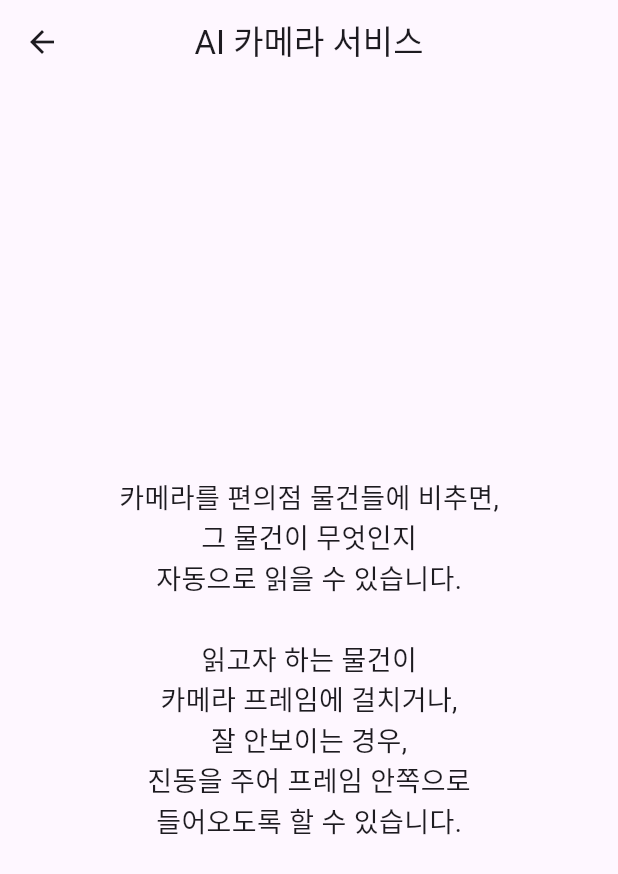
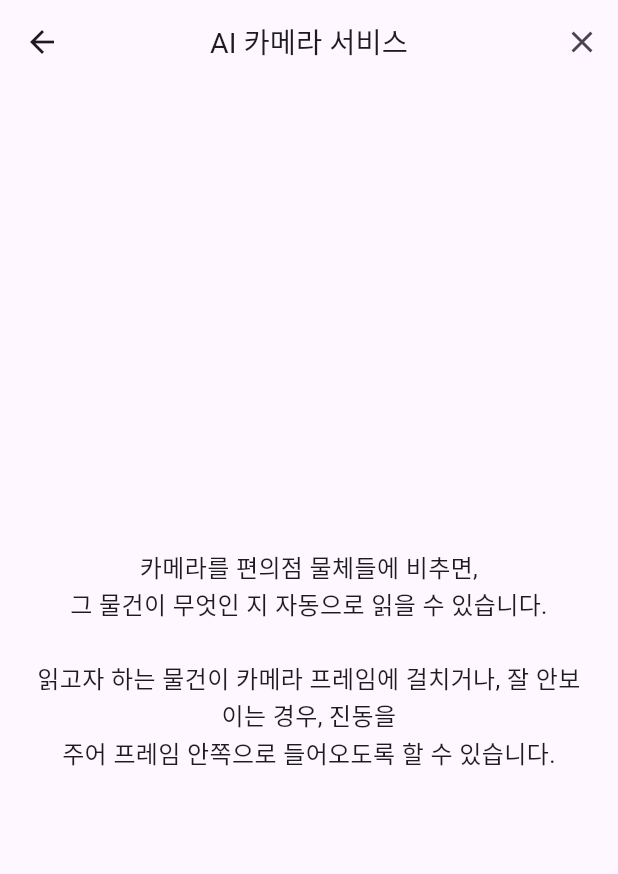
Before and after one commit to lyuhw1023/EyeForYouapp_FrontEnd, a Flutter app: the ExplainMain screen opened directly, on a phone screen of 412 x 824 dp. Shown: the top 874 px of the screen. Run offline on Flutter 3.47's test engine with Material 3 defaults, Android fonts, the phone set to English and light mode, and no system bars; our stand-ins replace camera.

Commit message:
explain_main 페이지 수정

```diff
--- a/lib/explain_main.dart
+++ b/lib/explain_main.dart
@@ -3,51 +3,44 @@ import 'package:flutter/material.dart';
 class ExplainMain extends StatelessWidget{
   const ExplainMain({Key? key}) : super(key: key);
 
+  // 기본 텍스트 스타일
+  TextSpan normalText(String text) {
+    return TextSpan(text: text);
+  }
+
   @override
   Widget build(BuildContext context){
     return Scaffold(
       appBar: AppBar(
-        title: Text('AI 카메라 서비스'),
+        title: Text('AI 카메라 서비스',
+          style: TextStyle(
+            fontSize: 19,
+          ),
+        ),
         centerTitle: true,
+        actions: <Widget>[
+          IconButton(
+            icon: Icon(Icons.close),
+            onPressed: () => Navigator.of(context).pop(),
+          ),
+        ],
       ),
       body: Center(
-          child: Column(
-            mainAxisAlignment: MainAxisAlignment.center,
-            children: <Widget>[
-              Text(
-                '카메라를 편의점 물건들에 비추면,',
-                style: TextStyle(fontSize: 18),
+        child: Padding(
+          padding: const EdgeInsets.all(20.0), // 적절한 여백 설정
+          child: Container(
+            alignment: Alignment.center,
+            child: Text(
+              '카메라를 편의점 물체들에 비추면, \n그 물건이 무엇인 지 자동으로 읽을 수 있습니다.\n\n'
+                  '읽고자 하는 물건이 카메라 프레임에 걸치거나, 잘 안보이는 경우, 진동을 \n주어 프레임 안쪽으로 들어오도록 할 수 있습니다.',
+              textAlign: TextAlign.center, // 텍스트를 가운데 정렬
+              style: TextStyle(
+                fontSize: 16,
+                height: 1.5,  // 행간 조정
               ),
-              Text(
-                '그 물건이 무엇인지',
-                style: TextStyle(fontSize: 18),
-              ),
-              Text(
-                '자동으로 읽을 수 있습니다.\n',
-                style: TextStyle(fontSize: 18),
-              ),
-              Text(
-                '읽고자 하는 물건이',
-                style: TextStyle(fontSize: 18),
-              ),
-              Text(
-                '카메라 프레임에 걸치거나,',
-                style: TextStyle(fontSize: 18),
-              ),
-              Text(
-                '잘 안보이는 경우,',
-                style: TextStyle(fontSize: 18),
-              ),
-              Text(
-                '진동을 주어 프레임 안쪽으로',
-                style: TextStyle(fontSize: 18),
-              ),
-              Text(
-                '들어오도록 할 수 있습니다.',
-                style: TextStyle(fontSize: 18),
-              ),
-            ],
-          )
+            ),
+          ),
+        ),
       ),
     );
   }
```
